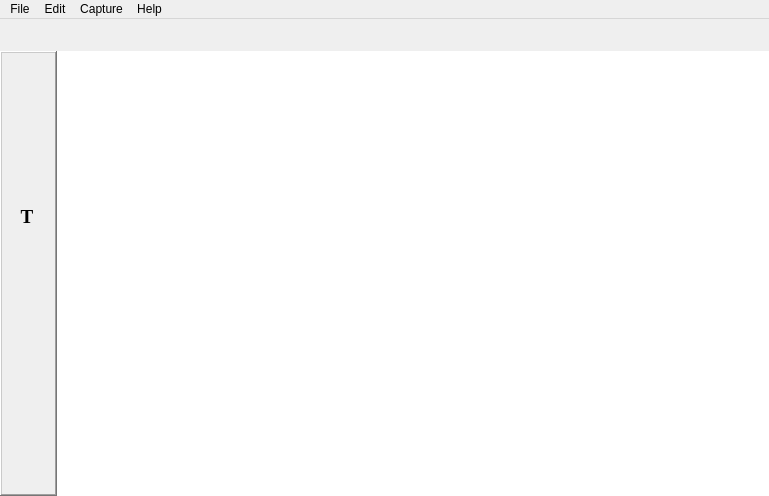
Before: the Qt Designer form src/interface/interface.ui in mskonline/PixShot, drawn with Qt 5.
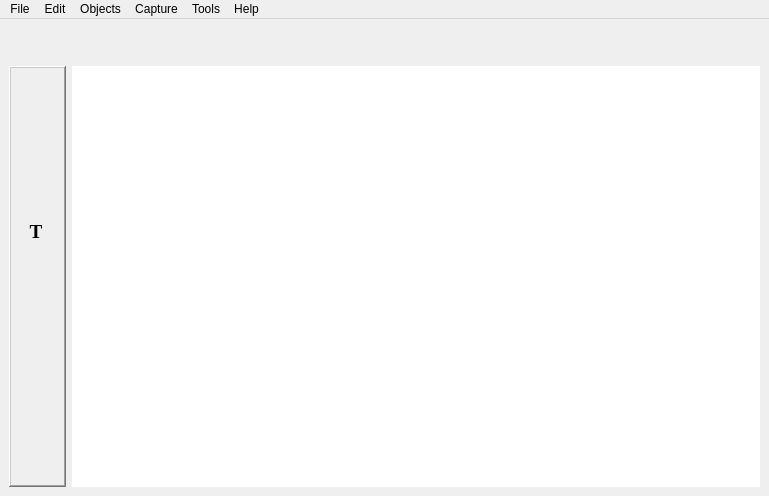
After: the same form once the commit is applied. Icons and pictures are not drawn.

Patch:
```diff
--- a/src/interface/interface.ui
+++ b/src/interface/interface.ui
@@ -22,27 +22,9 @@
     <normaloff>:/images/images/systray-small.png</normaloff>:/images/images/systray-small.png</iconset>
   </property>
   <widget class="QWidget" name="centralwidget">
-   <layout class="QHBoxLayout" name="horizontalLayout_2">
-    <property name="spacing">
-     <number>0</number>
-    </property>
-    <property name="leftMargin">
-     <number>0</number>
-    </property>
-    <property name="topMargin">
-     <number>0</number>
-    </property>
-    <property name="rightMargin">
-     <number>0</number>
-    </property>
-    <property name="bottomMargin">
-     <number>0</number>
-    </property>
+   <layout class="QVBoxLayout" name="verticalLayout_2">
     <item>
      <layout class="QVBoxLayout" name="verticalLayout">
-      <property name="spacing">
-       <number>0</number>
-      </property>
       <item>
        <widget class="QWidget" name="tabArea" native="true">
         <property name="minimumSize">
@@ -61,9 +43,6 @@
       </item>
       <item>
        <layout class="QHBoxLayout" name="horizontalLayout">
-        <property name="spacing">
-         <number>0</number>
-        </property>
         <item>
          <widget class="QFrame" name="toolFrame">
           <property name="minimumSize">
@@ -405,6 +384,12 @@
           <property name="frameShadow">
            <enum>QFrame::Plain</enum>
           </property>
+          <property name="verticalScrollBarPolicy">
+           <enum>Qt::ScrollBarAlwaysOff</enum>
+          </property>
+          <property name="horizontalScrollBarPolicy">
+           <enum>Qt::ScrollBarAlwaysOff</enum>
+          </property>
           <property name="renderHints">
            <set>QPainter::Antialiasing|QPainter::TextAntialiasing</set>
           </property>
@@ -463,9 +448,28 @@
     <addaction name="actionScreenCapture"/>
     <addaction name="actionRegionCapture"/>
    </widget>
+   <widget class="QMenu" name="menuObjects">
+    <property name="title">
+     <string>Objects</string>
+    </property>
+    <addaction name="actionRectangle"/>
+    <addaction name="actionCircle"/>
+    <addaction name="actionArrow"/>
+    <addaction name="actionText"/>
+    <addaction name="actionHighlighter"/>
+   </widget>
+   <widget class="QMenu" name="menuTools">
+    <property name="title">
+     <string>Tools</string>
+    </property>
+    <addaction name="actionCrop"/>
+    <addaction name="actionClear_all"/>
+   </widget>
    <addaction name="menuFile"/>
    <addaction name="menuEdit"/>
+   <addaction name="menuObjects"/>
    <addaction name="menuCapture"/>
+   <addaction name="menuTools"/>
    <addaction name="menuAbout"/>
   </widget>
   <action name="actionOpen">
```
Left out of the diff: 35 changed lines with no effect on the pictures.
